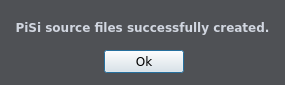
Old version of the form ui/finished.ui in the repository pars-linux/pisiyap.
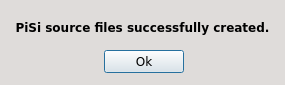
New version of the form.

```diff
--- a/ui/finished.ui
+++ b/ui/finished.ui
@@ -12,118 +12,118 @@
     <height>85</height>
    </rect>
   </property>
-  <property name="palette" >
+  <property name="palette">
    <palette>
     <active>
-     <colorrole role="WindowText" >
-      <brush brushstyle="SolidPattern" >
-       <color alpha="255" >
+     <colorrole role="WindowText">
+      <brush brushstyle="SolidPattern">
+       <color alpha="255">
         <red>209</red>
         <green>214</green>
         <blue>224</blue>
        </color>
       </brush>
      </colorrole>
-     <colorrole role="Text" >
-      <brush brushstyle="SolidPattern" >
-       <color alpha="255" >
+     <colorrole role="Text">
+      <brush brushstyle="SolidPattern">
+       <color alpha="255">
         <red>209</red>
         <green>214</green>
         <blue>224</blue>
        </color>
       </brush>
      </colorrole>
-     <colorrole role="Base" >
-      <brush brushstyle="SolidPattern" >
-       <color alpha="255" >
-        <red>79</red>
-        <green>81</green>
-        <blue>85</blue>
+     <colorrole role="Base">
+      <brush brushstyle="SolidPattern">
+       <color alpha="255">
+        <red>223</red>
+        <green>220</green>
+        <blue>218</blue>
        </color>
       </brush>
      </colorrole>
-     <colorrole role="Window" >
-      <brush brushstyle="SolidPattern" >
-       <color alpha="255" >
-        <red>79</red>
-        <green>81</green>
-        <blue>85</blue>
+     <colorrole role="Window">
+      <brush brushstyle="SolidPattern">
+       <color alpha="255">
+        <red>223</red>
+        <green>220</green>
+        <blue>218</blue>
        </color>
       </brush>
      </colorrole>
     </active>
     <inactive>
-     <colorrole role="WindowText" >
-      <brush brushstyle="SolidPattern" >
-       <color alpha="255" >
+     <colorrole role="WindowText">
+      <brush brushstyle="SolidPattern">
+       <color alpha="255">
         <red>209</red>
         <green>214</green>
         <blue>224</blue>
        </color>
       </brush>
      </colorrole>
-     <colorrole role="Text" >
-      <brush brushstyle="SolidPattern" >
-       <color alpha="255" >
+     <colorrole role="Text">
+      <brush brushstyle="SolidPattern">
+       <color alpha="255">
         <red>209</red>
         <green>214</green>
         <blue>224</blue>
        </color>
       </brush>
      </colorrole>
-     <colorrole role="Base" >
-      <brush brushstyle="SolidPattern" >
-       <color alpha="255" >
-        <red>79</red>
-        <green>81</green>
-        <blue>85</blue>
+     <colorrole role="Base">
+      <brush brushstyle="SolidPattern">
+       <color alpha="255">
+        <red>223</red>
+        <green>220</green>
+        <blue>218</blue>
        </color>
       </brush>
      </colorrole>
-     <colorrole role="Window" >
-      <brush brushstyle="SolidPattern" >
-       <color alpha="255" >
-        <red>79</red>
-        <green>81</green>
-        <blue>85</blue>
+     <colorrole role="Window">
+      <brush brushstyle="SolidPattern">
+       <color alpha="255">
+        <red>223</red>
+        <green>220</green>
+        <blue>218</blue>
        </color>
       </brush>
      </colorrole>
     </inactive>
     <disabled>
-     <colorrole role="WindowText" >
-      <brush brushstyle="SolidPattern" >
-       <color alpha="255" >
+     <colorrole role="WindowText">
+      <brush brushstyle="SolidPattern">
+       <color alpha="255">
         <red>110</red>
         <green>111</green>
         <blue>114</blue>
        </color>
       </brush>
      </colorrole>
-     <colorrole role="Text" >
-      <brush brushstyle="SolidPattern" >
-       <color alpha="255" >
+     <colorrole role="Text">
+      <brush brushstyle="SolidPattern">
+       <color alpha="255">
         <red>110</red>
         <green>111</green>
         <blue>114</blue>
        </color>
       </brush>
      </colorrole>
-     <colorrole role="Base" >
-      <brush brushstyle="SolidPattern" >
-       <color alpha="255" >
-        <red>79</red>
-        <green>81</green>
-        <blue>85</blue>
+     <colorrole role="Base">
+      <brush brushstyle="SolidPattern">
+       <color alpha="255">
+        <red>223</red>
+        <green>220</green>
+        <blue>218</blue>
        </color>
       </brush>
      </colorrole>
-     <colorrole role="Window" >
-      <brush brushstyle="SolidPattern" >
-       <color alpha="255" >
-        <red>79</red>
-        <green>81</green>
-        <blue>85</blue>
+     <colorrole role="Window">
+      <brush brushstyle="SolidPattern">
+       <color alpha="255">
+        <red>223</red>
+        <green>220</green>
+        <blue>218</blue>
        </color>
       </brush>
      </colorrole>
@@ -147,7 +147,10 @@
        <bold>true</bold>
       </font>
      </property>
-     <property name="text" >
+     <property name="styleSheet">
+      <string notr="true">color: rgb(0, 0, 0);</string>
+     </property>
+     <property name="text">
       <string>PiSi source files successfully created.</string>
      </property>
      <property name="textFormat" >
```
Left out of the diff: 53 changed lines with no effect on the pictures.
